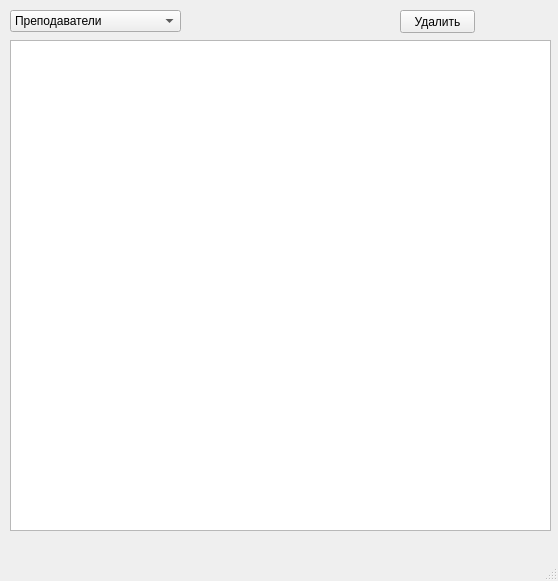
This is gui/windowchange.ui in vitk0/vitk0 as Qt 5 draws it before an edit. The edited form follows.
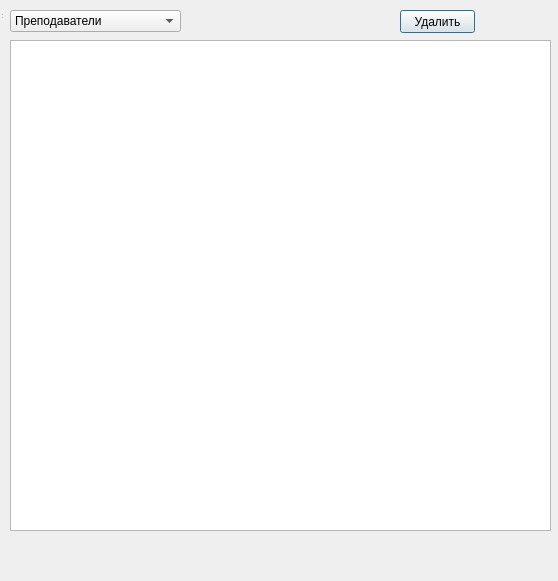
This is the edited form.

```diff
--- a/gui/windowchange.ui
+++ b/gui/windowchange.ui
@@ -1,7 +1,7 @@
 <?xml version="1.0" encoding="UTF-8"?>
 <ui version="4.0">
  <class>WindowChange</class>
- <widget class="QMainWindow" name="WindowChange">
+ <widget class="QDialog" name="WindowChange">
   <property name="geometry">
    <rect>
     <x>0</x>
@@ -13,7 +13,15 @@
   <property name="windowTitle">
    <string>Доп. таблицы</string>
   </property>
-  <widget class="QWidget" name="centralwidget">
+  <widget class="QWidget" name="centralwidget" native="true">
+   <property name="geometry">
+    <rect>
+     <x>0</x>
+     <y>0</y>
+     <width>561</width>
+     <height>541</height>
+    </rect>
+   </property>
    <widget class="QTableWidget" name="tableWidget">
     <property name="geometry">
      <rect>
@@ -73,17 +81,16 @@
     </property>
    </widget>
   </widget>
-  <widget class="QMenuBar" name="menubar">
+  <widget class="QStatusBar" name="statusbar">
    <property name="geometry">
     <rect>
      <x>0</x>
      <y>0</y>
-     <width>558</width>
-     <height>21</height>
+     <width>3</width>
+     <height>20</height>
     </rect>
    </property>
   </widget>
-  <widget class="QStatusBar" name="statusbar"/>
  </widget>
  <resources/>
  <connections/>
```
